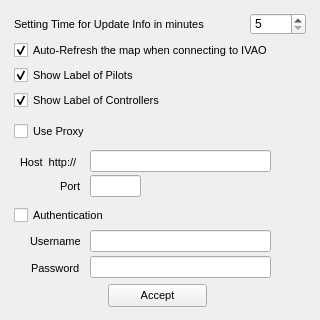
The window that QtUI/SettingWindow_UI.ui (emper0r/IVAO-status) describes before a commit, drawn with Qt 5.
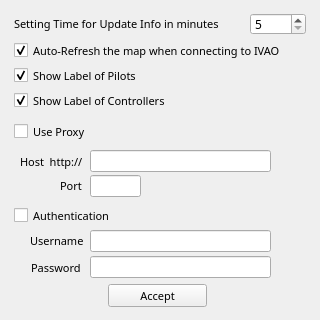
The same window after the commit.

Commit message:
* Set 'Sans Serif' font in the app
    + I guess with this now I can setup strict the position
      of the widgets for 2 classic enviroments, KDE and Gnome
      because this font exist in the system when Debian
      is installed because Gnome use one type different
      than KDE 'Deja Vu' font (at least in my system).
    - I'm trying to standarize in Enlightenment too

What changed in the file:
```diff
--- a/QtUI/SettingWindow_UI.ui
+++ b/QtUI/SettingWindow_UI.ui
@@ -49,6 +49,7 @@
     </property>
     <property name="font">
      <font>
+      <family>Sans Serif</family>
       <pointsize>8</pointsize>
      </font>
     </property>
@@ -70,6 +71,7 @@
     </property>
     <property name="font">
      <font>
+      <family>Sans Serif</family>
       <pointsize>8</pointsize>
      </font>
     </property>
@@ -89,6 +91,11 @@
       <height>22</height>
      </rect>
     </property>
+    <property name="font">
+     <font>
+      <family>Sans Serif</family>
+     </font>
+    </property>
     <property name="cursor">
      <cursorShape>PointingHandCursor</cursorShape>
     </property>
@@ -116,6 +123,7 @@
     </property>
     <property name="font">
      <font>
+      <family>Sans Serif</family>
       <pointsize>8</pointsize>
      </font>
     </property>
@@ -146,6 +154,7 @@
     </property>
     <property name="font">
      <font>
+      <family>Sans Serif</family>
       <pointsize>8</pointsize>
      </font>
     </property>
@@ -170,6 +179,7 @@
     </property>
     <property name="font">
      <font>
+      <family>Sans Serif</family>
       <pointsize>8</pointsize>
      </font>
     </property>
@@ -194,6 +204,7 @@
     </property>
     <property name="font">
      <font>
+      <family>Sans Serif</family>
       <pointsize>8</pointsize>
      </font>
     </property>
@@ -218,6 +229,7 @@
     </property>
     <property name="font">
      <font>
+      <family>Sans Serif</family>
       <pointsize>8</pointsize>
      </font>
     </property>
@@ -242,6 +254,7 @@
     </property>
     <property name="font">
      <font>
+      <family>Sans Serif</family>
       <pointsize>8</pointsize>
      </font>
     </property>
@@ -353,6 +366,7 @@
     </property>
     <property name="font">
      <font>
+      <family>Sans Serif</family>
       <pointsize>8</pointsize>
      </font>
     </property>
@@ -380,6 +394,7 @@
     </property>
     <property name="font">
      <font>
+      <family>Sans Serif</family>
       <pointsize>8</pointsize>
      </font>
     </property>
@@ -407,6 +422,7 @@
     </property>
     <property name="font">
      <font>
+      <family>Sans Serif</family>
       <pointsize>8</pointsize>
      </font>
     </property>
```
Left out of the diff: 4 changed lines with no effect on the pictures. The commit also changes 8 other files.
